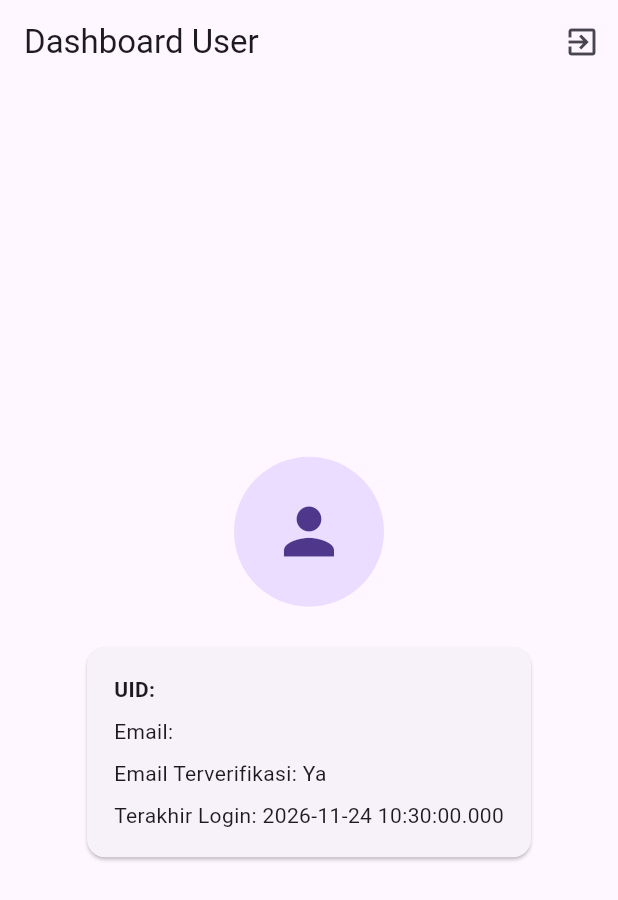
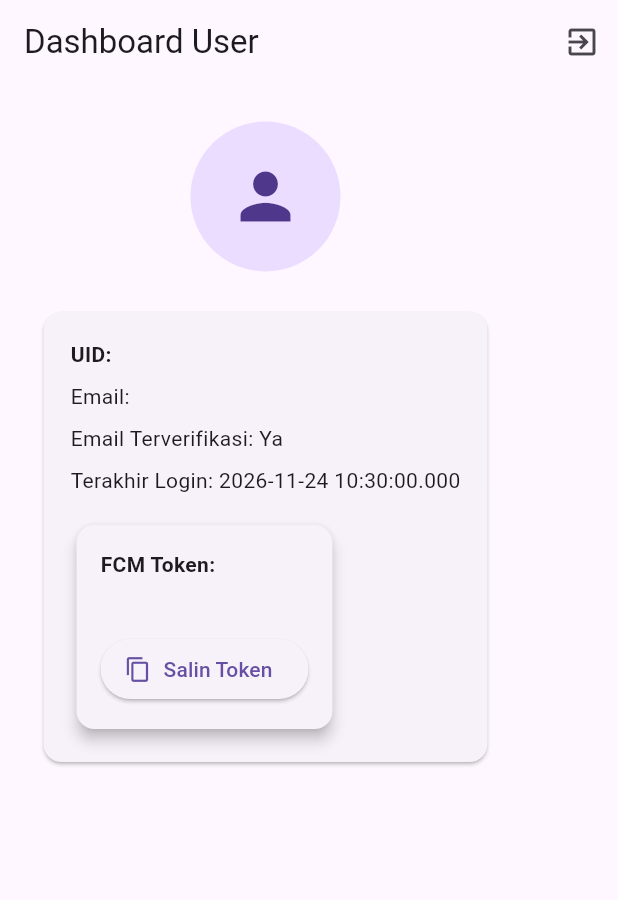
Before and after one commit to fadhilabi22/latihan_8_flutter_firebase, a Flutter app: the screen it shows once a user with an empty profile is signed in, on a phone screen of 412 x 824 dp. Shown: the top 900 px of the screen. Run offline on Flutter 3.47's test engine with Material 3 defaults, Android fonts, the phone set to English and light mode, and no system bars; our stand-ins replace firebase_auth, firebase_core, firebase_messaging, flutter_local_notifications; accounts and stored records are empty; network calls fail.

Commit message:
update:user_info_screen

```diff
--- a/lib/fcm_token_card.dart
+++ b/lib/fcm_token_card.dart
@@ -1,52 +1,51 @@
+import 'package:firebase_messaging/firebase_messaging.dart';
 import 'package:flutter/material.dart';
+import 'package:flutter/services.dart';
 
-class NotificationDetailScreen extends StatelessWidget {
-  final Map<String, dynamic> data;
-
-  const NotificationDetailScreen({super.key, required this.data});
+/// Kartu untuk menampilkan FCM Token + tombol salin.
+/// Token ini yang nanti ditempel di Postman.
+class FcmTokenCard extends StatelessWidget {
+  const FcmTokenCard({super.key});
 
   @override
   Widget build(BuildContext context) {
-    // Pisahkan title & body dari data tambahan
-    final extraData = Map<String, dynamic>.from(data)
-      ..remove('title')
-      ..remove('body');
-
-    return Scaffold(
-      appBar: AppBar(title: const Text('Detail Notifikasi')),
-      body: ListView(
+    return FutureBuilder<String?>(
+      // ignore: deprecated_member_use
+      future: FirebaseMessaging.instance.getToken(),
+      builder: (context, snapshot) {
+        if (snapshot.connectionState == ConnectionState.waiting) {
+          return const CircularProgressIndicator();
+        }
+        final token = snapshot.data ?? 'Token tidak tersedia';
+        return Card(
+          elevation: 4,
+          child: Padding(
             padding: const EdgeInsets.all(16),
+            child: Column(
+              crossAxisAlignment: CrossAxisAlignment.start,
               children: [
-          const Icon(Icons.notifications_active, size: 80, color: Colors.orange),
-          const SizedBox(height: 16),
-          Text(
-            data['title']?.toString() ?? '-',
-            style: const TextStyle(fontSize: 22, fontWeight: FontWeight.bold),
-            textAlign: TextAlign.center,
-          ),
-          const SizedBox(height: 8),
-          Text(
-            data['body']?.toString() ?? '-',
-            style: const TextStyle(fontSize: 16),
-            textAlign: TextAlign.center,
-          ),
-          const Divider(height: 32),
                 const Text(
-            'Data tambahan (data payload):',
+                  'FCM Token:',
                   style: TextStyle(fontWeight: FontWeight.bold),
                 ),
                 const SizedBox(height: 8),
-          if (extraData.isEmpty) const Text('Tidak ada data tambahan.'),
-          ...extraData.entries.map(
-            (e) => Card(
-              child: ListTile(
-                title: Text(e.key),
-                subtitle: Text(e.value.toString()),
-              ),
-            ),
+                SelectableText(token, style: const TextStyle(fontSize: 12)),
+                const SizedBox(height: 8),
+                ElevatedButton.icon(
+                  icon: const Icon(Icons.copy),
+                  label: const Text('Salin Token'),
+                  onPressed: () {
+                    Clipboard.setData(ClipboardData(text: token));
+                    ScaffoldMessenger.of(context).showSnackBar(
+                      const SnackBar(content: Text('Token disalin!')),
+                    );
+                  },
                 ),
               ],
             ),
+          ),
+        );
+      },
     );
   }
 }
--- a/lib/main.dart
+++ b/lib/main.dart
@@ -1,11 +1,16 @@
 import 'package:flutter/material.dart';
 import 'package:latihan_flutter_per8/firebase_options.dart';
 import 'package:firebase_core/firebase_core.dart';
+import 'package:latihan_flutter_per8/notification_service.dart';
 import 'package:latihan_flutter_per8/widgets/auth_wrapper.dart';
+import 'package:firebase_messaging/firebase_messaging.dart';
 
 void main() async {
   WidgetsFlutterBinding.ensureInitialized();
   await Firebase.initializeApp(options: DefaultFirebaseOptions.currentPlatform);
+  FirebaseMessaging.onBackgroundMessage(firebaseMessagingBackgroundHandler);
+  await NotificationService.init();
+
   runApp(const MyApp());
 }
 class MyApp extends StatelessWidget {
@@ -15,6 +20,7 @@ class MyApp extends StatelessWidget {
   Widget build(BuildContext context) {
     return MaterialApp(
       title: "firebase auth simple",
+      navigatorKey: navigatorKey,
       debugShowCheckedModeBanner: false,
       theme: ThemeData(
         primarySwatch: Colors.blue
--- a/lib/notification_service.dart
+++ b/lib/notification_service.dart
@@ -4,8 +4,8 @@ import 'package:firebase_core/firebase_core.dart';
 import 'package:firebase_messaging/firebase_messaging.dart';
 import 'package:flutter/material.dart';
 import 'package:flutter_local_notifications/flutter_local_notifications.dart';
-import 'package:latihan_flutter_per8/fcm_token_card.dart';
 import 'package:latihan_flutter_per8/firebase_options.dart';
+import 'package:latihan_flutter_per8/screens/notification_detail_screen.dart';
 
 
 /// Kunci global Navigator, supaya kita bisa pindah halaman
--- a/lib/screens/user_info_screen.dart
+++ b/lib/screens/user_info_screen.dart
@@ -1,5 +1,7 @@
 import 'package:firebase_auth/firebase_auth.dart';
 import 'package:flutter/material.dart';
+import 'package:latihan_flutter_per8/fcm_token_card.dart';
+
 
 class UserInfoScreen extends StatelessWidget {
   final User user;
@@ -22,7 +24,7 @@ class UserInfoScreen extends StatelessWidget {
           ),
         ],
       ),
-      body: Center(
+      body: SingleChildScrollView(
         child: Padding(
           padding: const EdgeInsets.all(25.0),
           child: Column(
@@ -54,6 +56,8 @@ class UserInfoScreen extends StatelessWidget {
                       Text(
                         "Terakhir Login: ${user.metadata.lastSignInTime.toString()}",
                       ),
+                     const SizedBox(height: 16),     // <-- BARU
+                     const FcmTokenCard(),
                     ],
                   ),
                 ),
```
Also changed, not shown: lib/screens/notification_detail_screen.dart (+52 -0 lines). Lines whose indentation alone changed are shown as unchanged.
